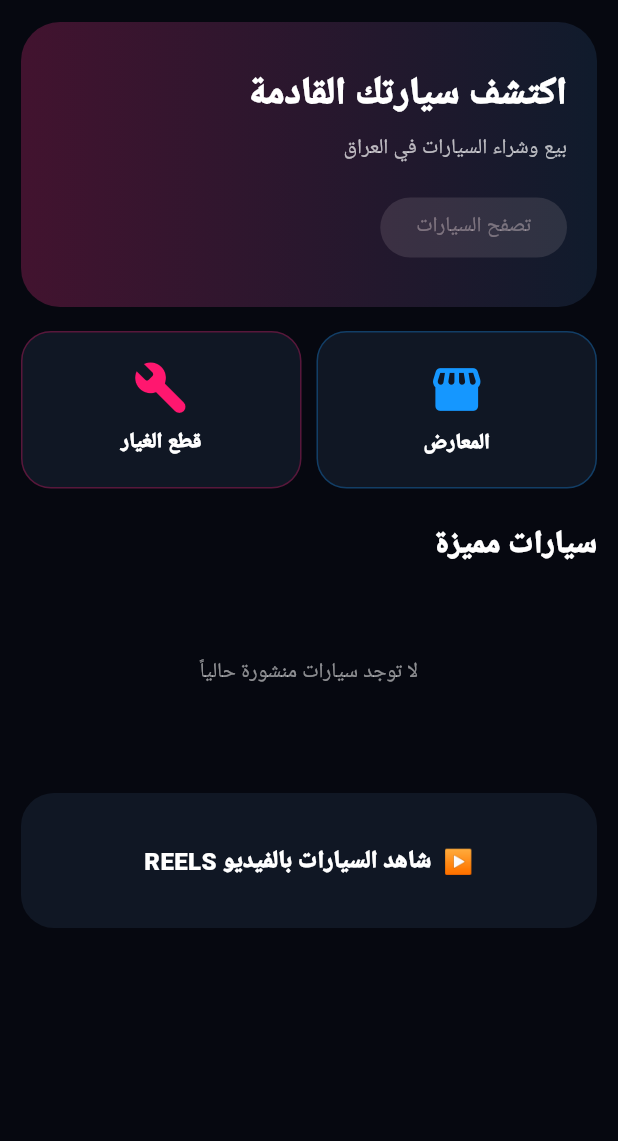
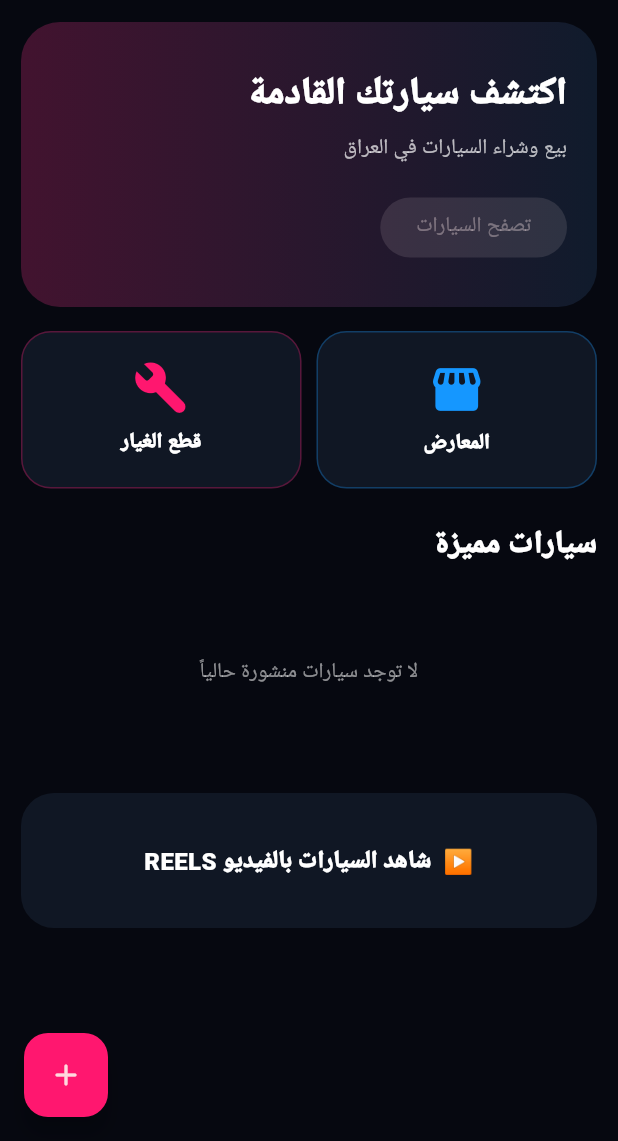
Before and after one commit to yosfrshan777/bent-al-mosul-cars, a Flutter app: the ZyoCarHomeScreen screen opened directly with empty values, on a phone screen of 412 x 824 dp, the part 95-1236 px from its top. Run offline on Flutter 3.47's test engine with Material 3 defaults, Android fonts, the phone set to English and light mode, and no system bars; our stand-ins replace image_picker, shared_preferences; accounts and stored records are empty; network calls fail.

Commit message:
Simplify home screen to valid Dart syntax

```diff
--- a/lib/screens/zyocar_home_screen.dart
+++ b/lib/screens/zyocar_home_screen.dart
@@ -18,34 +18,104 @@ class ZyoCarHomeScreen extends StatefulWidget {
 class _ZyoCarHomeScreenState extends State<ZyoCarHomeScreen> {
   List<Car> cars = [];
   bool loading = true;
-  @override void initState() { super.initState(); _load(); }
+
+  @override
+  void initState() { super.initState(); _load(); }
+
   Future<void> _load() async {
     try {
       final data = await widget.api.getCars();
       final list = data.whereType<Map>().map((e) => Car.fromJson(Map<String, dynamic>.from(e))).toList();
       if (mounted) setState(() { cars = list.take(12).toList(); loading = false; });
-    } catch (_) { if (mounted) setState(() => loading = false); }
+    } catch (_) {
+      if (mounted) setState(() => loading = false);
     }
-  @override Widget build(BuildContext context) {
-    return Directionality(textDirection: TextDirection.rtl, child: Scaffold(backgroundColor: _bg, body: RefreshIndicator(color: _pink, onRefresh: _load, child: ListView(padding: const EdgeInsets.fromLTRB(14, 18, 14, 100), children: [
-      Row(children: [const Text('ZYOCAR', style: TextStyle(color: Colors.white, fontSize: 30, fontWeight: FontWeight.w900)), const Spacer(), IconButton(onPressed: widget.onOpenCars, icon: const Icon(Icons.search_rounded, color: _blue))]),
+  }
+
+  @override
+  Widget build(BuildContext context) {
+    return Directionality(
+      textDirection: TextDirection.rtl,
+      child: Scaffold(
+        backgroundColor: _bg,
+        body: RefreshIndicator(
+          color: _pink,
+          onRefresh: _load,
+          child: ListView(
+            padding: const EdgeInsets.fromLTRB(14, 18, 14, 100),
+            children: [
+              Row(children: [
+                const Text('ZYOCAR', style: TextStyle(color: Colors.white, fontSize: 30, fontWeight: FontWeight.w900)),
+                const Spacer(),
+                IconButton(onPressed: widget.onOpenCars, icon: const Icon(Icons.search_rounded, color: _blue)),
+              ]),
               const SizedBox(height: 12),
-      Container(height: 190, padding: const EdgeInsets.all(20), decoration: BoxDecoration(gradient: const LinearGradient(colors: [Color(0xFF42132F), Color(0xFF101B2C)]), borderRadius: BorderRadius.circular(26)), child: Column(crossAxisAlignment: CrossAxisAlignment.start, mainAxisAlignment: MainAxisAlignment.center, children: [const Text('اكتشف سيارتك القادمة', style: TextStyle(color: Colors.white, fontSize: 25, fontWeight: FontWeight.w900)), const SizedBox(height: 8), const Text('بيع وشراء السيارات في العراق', style: TextStyle(color: Colors.white70)), const SizedBox(height: 18), ElevatedButton(onPressed: widget.onOpenCars, style: ElevatedButton.styleFrom(backgroundColor: _pink), child: const Text('تصفح السيارات'))])),
+              _hero(),
               const SizedBox(height: 16),
-      Row(children: [Expanded(child: _action(Icons.storefront_rounded, 'المعارض', widget.onOpenShowrooms, _blue)), const SizedBox(width: 10), Expanded(child: _action(Icons.build_rounded, 'قطع الغيار', widget.onOpenParts, _pink))]),
+              Row(children: [
+                Expanded(child: _action(Icons.storefront_rounded, 'المعارض', widget.onOpenShowrooms, _blue)),
+                const SizedBox(width: 10),
+                Expanded(child: _action(Icons.build_rounded, 'قطع الغيار', widget.onOpenParts, _pink)),
+              ]),
               const SizedBox(height: 22),
               const Text('سيارات مميزة', style: TextStyle(color: Colors.white, fontSize: 21, fontWeight: FontWeight.w900)),
               const SizedBox(height: 10),
               _cars(),
               const SizedBox(height: 20),
-      InkWell(onTap: widget.onOpenCars, child: Container(height: 90, decoration: BoxDecoration(color: _surface, borderRadius: BorderRadius.circular(22)), child: const Center(child: Text('▶  شاهد السيارات بالفيديو REELS', style: TextStyle(color: Colors.white, fontSize: 16, fontWeight: FontWeight.w900))))),
-    ]))),);
+              InkWell(
+                onTap: widget.onOpenCars,
+                child: Container(
+                  height: 90,
+                  decoration: BoxDecoration(color: _surface, borderRadius: BorderRadius.circular(22)),
+                  child: const Center(child: Text('▶  شاهد السيارات بالفيديو REELS', style: TextStyle(color: Colors.white, fontSize: 16, fontWeight: FontWeight.w900))),
+                ),
+              ),
+            ],
+          ),
+        ),
+        floatingActionButton: FloatingActionButton(onPressed: widget.onAddCar, backgroundColor: _pink, child: const Icon(Icons.add_rounded)),
+      ),
+    );
   }
-  Widget _action(IconData icon, String title, VoidCallback? onTap, Color color) => InkWell(onTap: onTap, child: Container(height: 105, decoration: BoxDecoration(color: _surface, borderRadius: BorderRadius.circular(20), border: Border.all(color: color.withOpacity(.3))), child: Column(mainAxisAlignment: MainAxisAlignment.center, children: [Icon(icon, color: color, size: 38), const SizedBox(height: 7), Text(title, style: const TextStyle(color: Colors.white, fontWeight: FontWeight.w900))])));
+
+  Widget _hero() => Container(
+    height: 190,
+    padding: const EdgeInsets.all(20),
+    decoration: BoxDecoration(gradient: const LinearGradient(colors: [Color(0xFF42132F), Color(0xFF101B2C)]), borderRadius: BorderRadius.circular(26)),
+    child: Column(crossAxisAlignment: CrossAxisAlignment.start, mainAxisAlignment: MainAxisAlignment.center, children: [
+      const Text('اكتشف سيارتك القادمة', style: TextStyle(color: Colors.white, fontSize: 25, fontWeight: FontWeight.w900)),
+      const SizedBox(height: 8),
+      const Text('بيع وشراء السيارات في العراق', style: TextStyle(color: Colors.white70)),
+      const SizedBox(height: 18),
+      ElevatedButton(onPressed: widget.onOpenCars, style: ElevatedButton.styleFrom(backgroundColor: _pink), child: const Text('تصفح السيارات')),
+    ]),
+  );
+
+  Widget _action(IconData icon, String title, VoidCallback? onTap, Color color) => InkWell(
+    onTap: onTap,
+    borderRadius: BorderRadius.circular(20),
+    child: Container(height: 105, decoration: BoxDecoration(color: _surface, borderRadius: BorderRadius.circular(20), border: Border.all(color: color.withOpacity(.3))), child: Column(mainAxisAlignment: MainAxisAlignment.center, children: [Icon(icon, color: color, size: 38), const SizedBox(height: 7), Text(title, style: const TextStyle(color: Colors.white, fontWeight: FontWeight.w900))])),
+  );
+
   Widget _cars() {
     if (loading) return const SizedBox(height: 120, child: Center(child: CircularProgressIndicator(color: _pink)));
     if (cars.isEmpty) return const SizedBox(height: 120, child: Center(child: Text('لا توجد سيارات منشورة حالياً', style: TextStyle(color: Colors.white54))));
     return SizedBox(height: 270, child: ListView.separated(scrollDirection: Axis.horizontal, itemCount: cars.length, separatorBuilder: (_, __) => const SizedBox(width: 12), itemBuilder: (_, i) => _car(cars[i])));
   }
-  Widget _car(Car car) => InkWell(onTap: () => Navigator.push(context, MaterialPageRoute(builder: (_) => CarDetailsScreen(car: car, api: widget.api))), child: Container(width: 245, padding: const EdgeInsets.all(14), decoration: BoxDecoration(color: _surface, borderRadius: BorderRadius.circular(22), border: Border.all(color: car.isVip ? _pink : Colors.white12)), child: Column(crossAxisAlignment: CrossAxisAlignment.start, children: [Expanded(child: car.image == null || car.image!.isEmpty ? const Center(child: Icon(Icons.directions_car_filled_rounded, color: Colors.white, size: 75)) : Image.network(widget.api.imageUrl(car.image!), width: double.infinity, fit: BoxFit.contain, errorBuilder: (_, __, ___) => const Center(child: Icon(Icons.directions_car_filled_rounded, color: Colors.white, size: 75)))), Text('${car.brand} ${car.model}', maxLines: 1, overflow: TextOverflow.ellipsis, style: const TextStyle(color: Colors.white, fontWeight: FontWeight.w900, fontSize: 16)), const SizedBox(height: 5), Row(children: [Text('\$${car.price}', style: const TextStyle(color: _pink, fontSize: 17, fontWeight: FontWeight.w900)), const Spacer(), Text('${car.year}', style: const TextStyle(color: Colors.white54))]), Text('${car.city} • ${car.km} كم', style: const TextStyle(color: Colors.white38, fontSize: 10))])));
+
+  Widget _car(Car car) => InkWell(
+    onTap: () => Navigator.push(context, MaterialPageRoute(builder: (_) => CarDetailsScreen(car: car, api: widget.api))),
+    child: Container(
+      width: 245,
+      padding: const EdgeInsets.all(14),
+      decoration: BoxDecoration(color: _surface, borderRadius: BorderRadius.circular(22), border: Border.all(color: car.isVip ? _pink : Colors.white12)),
+      child: Column(crossAxisAlignment: CrossAxisAlignment.start, children: [
+        Expanded(child: car.image == null || car.image!.isEmpty ? const Center(child: Icon(Icons.directions_car_filled_rounded, color: Colors.white, size: 75)) : Image.network(widget.api.imageUrl(car.image!), width: double.infinity, fit: BoxFit.contain, errorBuilder: (_, __, ___) => const Center(child: Icon(Icons.directions_car_filled_rounded, color: Colors.white, size: 75)))),
+        Text('${car.brand} ${car.model}', maxLines: 1, overflow: TextOverflow.ellipsis, style: const TextStyle(color: Colors.white, fontWeight: FontWeight.w900, fontSize: 16)),
+        const SizedBox(height: 5),
+        Row(children: [Text('\$${car.price}', style: const TextStyle(color: _pink, fontSize: 17, fontWeight: FontWeight.w900)), const Spacer(), Text('${car.year}', style: const TextStyle(color: Colors.white54))]),
+        Text('${car.city} • ${car.km} كم', style: const TextStyle(color: Colors.white38, fontSize: 10)),
+      ]),
+    ),
+  );
 }
```
Lines whose indentation alone changed are shown as unchanged.
